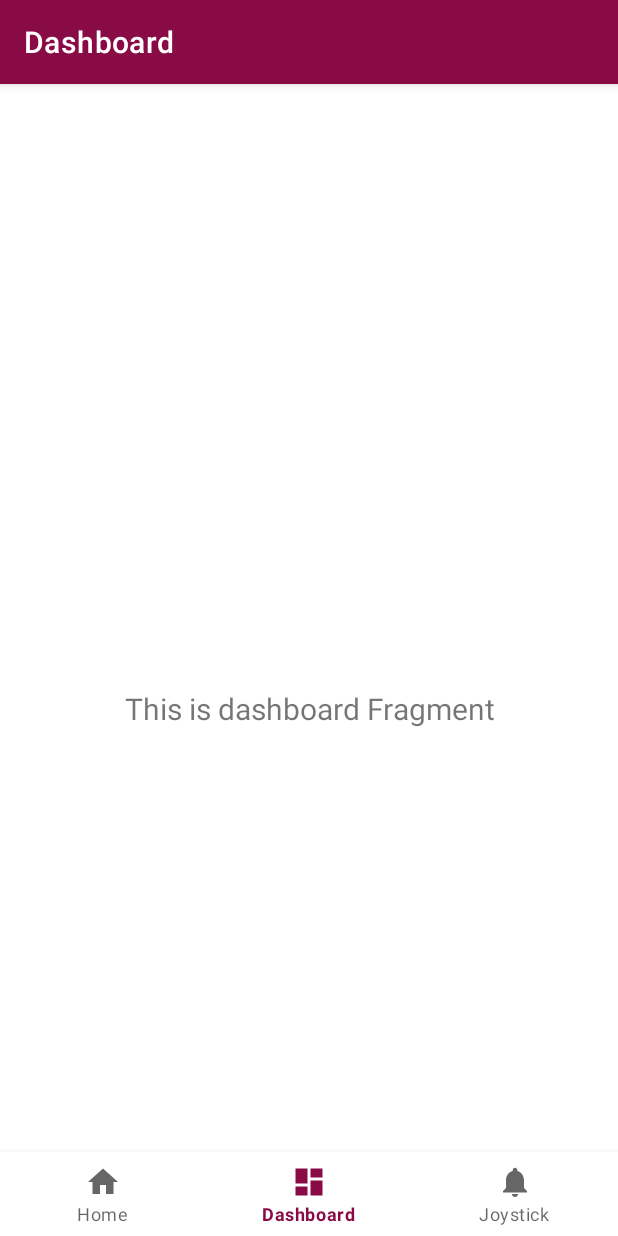
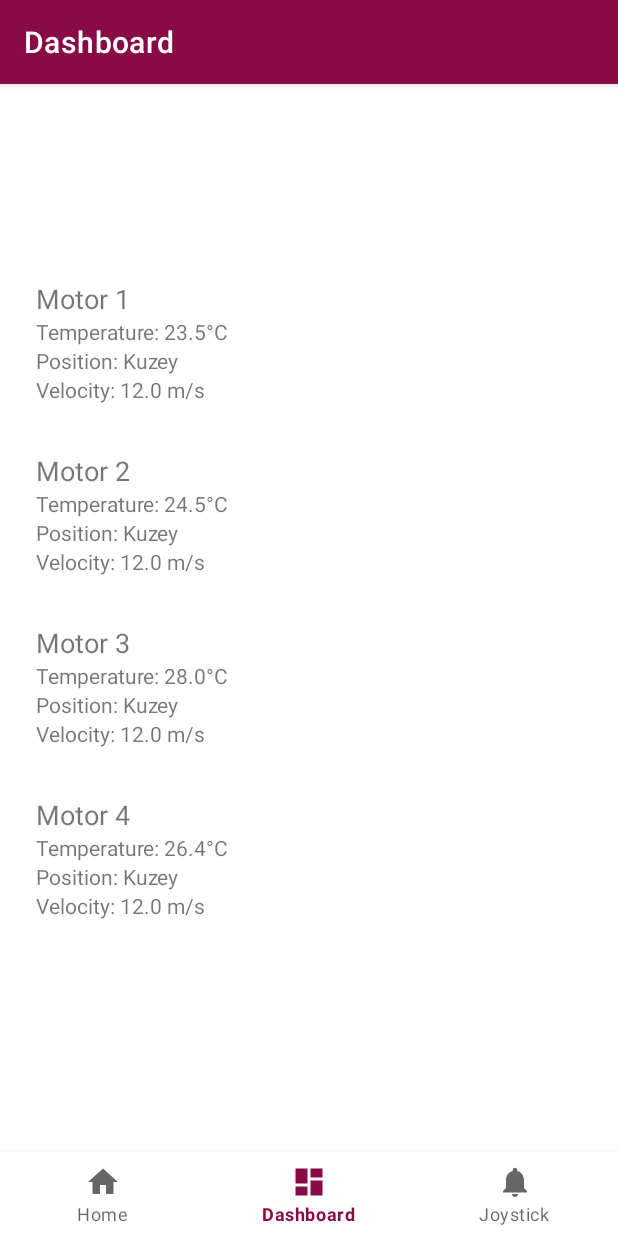
Before and after one commit to Orkun00/MyApplication4, an Android app: the DashboardFragment screen opened through its navigation route, on a phone screen of 412 x 824 dp. Run offline under Robolectric (Android 15) with nearby library versions, the phone set to English and light mode, and no system bars; our stand-ins replace navigation-ui.

Commit message:
mert korkmaz last push

```diff
--- /dev/null
+++ b/app/src/main/java/com/example/myapplication/adapter/ItemAdapter.kt
@@ -0,0 +1,44 @@
+package com.example.myapplication.adapter
+
+import android.view.LayoutInflater
+import android.view.View
+import android.view.ViewGroup
+import android.widget.TextView
+import androidx.recyclerview.widget.RecyclerView
+import com.example.myapplication.R
+import com.example.myapplication.model.Item
+
+class ItemAdapter(private val itemList: List<Item>, private val onClick: (Item) -> Unit) : RecyclerView.Adapter<ItemAdapter.ItemViewHolder>() {
+
+    // ViewHolder class to hold references to the item views
+    class ItemViewHolder(itemView: View) : RecyclerView.ViewHolder(itemView) {
+        val title: TextView = itemView.findViewById(R.id.itemTitle)
+        val temperature: TextView = itemView.findViewById(R.id.itemTemperature)
+        val position: TextView = itemView.findViewById(R.id.itemPosition)
+        val velocity: TextView = itemView.findViewById(R.id.itemVelocity)
+    }
+
+    // Create a new ViewHolder for each item
+    override fun onCreateViewHolder(parent: ViewGroup, viewType: Int): ItemViewHolder {
+        val view = LayoutInflater.from(parent.context)
+            .inflate(R.layout.item_layout, parent, false)
+        return ItemViewHolder(view)
+    }
+
+    // Bind data to the views in each item
+    override fun onBindViewHolder(holder: ItemViewHolder, position: Int) {
+        val currentItem = itemList[position]
+        holder.title.text = currentItem.title
+        holder.temperature.text = "Temperature: ${currentItem.temperature}°C"
+        holder.position.text = "Position: ${currentItem.position}"
+        holder.velocity.text = "Velocity: ${currentItem.velocity} m/s"
+
+        // Set up a click listener
+        holder.itemView.setOnClickListener {
+            onClick(currentItem)
+        }
+    }
+
+    // Return the total number of items
+    override fun getItemCount() = itemList.size
+}
--- /dev/null
+++ b/app/src/main/java/com/example/myapplication/model/Item.kt
@@ -0,0 +1,9 @@
+package com.example.myapplication.model
+
+data class Item(
+    val id: Int,
+    val title: String,
+    val temperature: Double,
+    val position: String,  // You can change this to Double if needed
+    val velocity: Double
+)
--- a/app/src/main/java/com/example/myapplication/ui/dashboard/DashboardFragment.kt
+++ b/app/src/main/java/com/example/myapplication/ui/dashboard/DashboardFragment.kt
@@ -4,36 +4,58 @@ import android.os.Bundle
 import android.view.LayoutInflater
 import android.view.View
 import android.view.ViewGroup
-import android.widget.TextView
+import android.widget.Toast
 import androidx.fragment.app.Fragment
 import androidx.lifecycle.ViewModelProvider
+import androidx.recyclerview.widget.LinearLayoutManager
+import com.example.myapplication.adapter.ItemAdapter
 import com.example.myapplication.databinding.FragmentDashboardBinding
 
 class DashboardFragment : Fragment() {
 
     private var _binding: FragmentDashboardBinding? = null
-
-    // This property is only valid between onCreateView and
-    // onDestroyView.
     private val binding get() = _binding!!
 
+    private lateinit var itemAdapter: ItemAdapter
+
     override fun onCreateView(
-        inflater: LayoutInflater,
-        container: ViewGroup?,
+        inflater: LayoutInflater, container: ViewGroup?,
         savedInstanceState: Bundle?
-    ): View {
+    ): View? {
         val dashboardViewModel =
             ViewModelProvider(this).get(DashboardViewModel::class.java)
 
         _binding = FragmentDashboardBinding.inflate(inflater, container, false)
         val root: View = binding.root
 
-        val textView: TextView = binding.textDashboard
-        dashboardViewModel.text.observe(viewLifecycleOwner) {
-            textView.text = it
+        // Set up RecyclerView
+        val recyclerView = binding.recyclerView
+        recyclerView.layoutManager = LinearLayoutManager(requireContext())
+//
+        // Initialize the Adapter
+        itemAdapter = ItemAdapter(emptyList()) { item ->
+            // Handle item click, for example, show a Toast or navigate to a detail screen
+            Toast.makeText(requireContext(), "Clicked on: ${item.title}", Toast.LENGTH_SHORT).show()
         }
+
+        // Set the Adapter to RecyclerView
+        recyclerView.adapter = itemAdapter
+
+        // Observe the LiveData from ViewModel and update the adapter's data
+        dashboardViewModel.itemList.observe(viewLifecycleOwner) { items ->
+            itemAdapter = ItemAdapter(items) { item ->
+                // Handle item click, for example, show a Toast or navigate to a detail screen
+//                Toast.makeText(requireContext(), "Clicked on: ${item.title}", Toast.LENGTH_SHORT).show()
+            }
+            recyclerView.adapter = itemAdapter
+        }
+
+        // Call the loadItems() method to load data
+        dashboardViewModel.loadItems()
+
         return root
     }
+
 
     override fun onDestroyView() {
         super.onDestroyView()
--- a/app/src/main/java/com/example/myapplication/ui/dashboard/DashboardViewModel.kt
+++ b/app/src/main/java/com/example/myapplication/ui/dashboard/DashboardViewModel.kt
@@ -3,11 +3,22 @@ package com.example.myapplication.ui.dashboard
 import androidx.lifecycle.LiveData
 import androidx.lifecycle.MutableLiveData
 import androidx.lifecycle.ViewModel
+import com.example.myapplication.model.Item
 
 class DashboardViewModel : ViewModel() {
 
-    private val _text = MutableLiveData<String>().apply {
-        value = "This is dashboard Fragment"
+    // LiveData to observe the list of items
+    private val _itemList = MutableLiveData<List<Item>>()
+    val itemList: LiveData<List<Item>> = _itemList
+
+    // Method to load items (for now, we'll use dummy data)
+    fun loadItems() {
+        val items = listOf(
+            Item(1, "Motor 1", 23.5, "Kuzey", 12.0),
+            Item(2, "Motor 2", 24.5, "Kuzey",12.0 ),
+            Item(3, "Motor 3", 28.0, "Kuzey", 12.0),
+            Item(4, "Motor 4", 26.4, "Kuzey", 12.0)
+        )
+        _itemList.value = items
     }
-    val text: LiveData<String> = _text
 }
--- a/app/src/main/res/layout/fragment_dashboard.xml
+++ b/app/src/main/res/layout/fragment_dashboard.xml
@@ -6,17 +6,18 @@
         android:layout_height="match_parent"
         tools:context=".ui.dashboard.DashboardFragment">
 
-    <TextView
-        android:id="@+id/text_dashboard"
-        android:layout_width="match_parent"
-        android:layout_height="wrap_content"
+    <!-- RecyclerView to display list of items -->
+    <androidx.recyclerview.widget.RecyclerView
+            android:id="@+id/recyclerView"
+            android:layout_width="380dp"
+            android:layout_height="653dp"
             android:layout_marginStart="8dp"
             android:layout_marginTop="8dp"
             android:layout_marginEnd="8dp"
-        android:textAlignment="center"
-        android:textSize="20sp"
             app:layout_constraintBottom_toBottomOf="parent"
             app:layout_constraintEnd_toEndOf="parent"
+            app:layout_constraintHorizontal_bias="0.0"
             app:layout_constraintStart_toStartOf="parent"
-        app:layout_constraintTop_toTopOf="parent" />
+            app:layout_constraintTop_toTopOf="parent"
+            app:layout_constraintVertical_bias="1.0" />
 </androidx.constraintlayout.widget.ConstraintLayout>
--- /dev/null
+++ b/app/src/main/res/layout/item_layout.xml
@@ -0,0 +1,54 @@
+<?xml version="1.0" encoding="utf-8"?>
+<androidx.constraintlayout.widget.ConstraintLayout xmlns:android="http://schemas.android.com/apk/res/android"
+        xmlns:app="http://schemas.android.com/apk/res-auto"
+        xmlns:tools="http://schemas.android.com/tools"
+        android:layout_width="match_parent"
+        android:layout_height="wrap_content"
+        android:padding="16dp"
+        tools:context=".adapter.ItemAdapter">
+
+    <!-- Title -->
+    <TextView
+            android:id="@+id/itemTitle"
+            android:layout_width="0dp"
+            android:layout_height="wrap_content"
+            android:text="Item Title"
+            android:textSize="18sp"
+            app:layout_constraintStart_toStartOf="parent"
+            app:layout_constraintTop_toTopOf="parent"
+            app:layout_constraintEnd_toEndOf="parent" />
+
+    <!-- Temperature -->
+    <TextView
+            android:id="@+id/itemTemperature"
+            android:layout_width="0dp"
+            android:layout_height="wrap_content"
+            android:text="Temperature"
+            android:textSize="14sp"
+            app:layout_constraintStart_toStartOf="parent"
+            app:layout_constraintTop_toBottomOf="@id/itemTitle"
+            app:layout_constraintEnd_toEndOf="parent" />
+
+    <!-- Position -->
+    <TextView
+            android:id="@+id/itemPosition"
+            android:layout_width="0dp"
+            android:layout_height="wrap_content"
+            android:text="Position"
+            android:textSize="14sp"
+            app:layout_constraintStart_toStartOf="parent"
+            app:layout_constraintTop_toBottomOf="@id/itemTemperature"
+            app:layout_constraintEnd_toEndOf="parent" />
+
+    <!-- Velocity -->
+    <TextView
+            android:id="@+id/itemVelocity"
+            android:layout_width="0dp"
+            android:layout_height="wrap_content"
+            android:text="Velocity"
+            android:textSize="14sp"
+            app:layout_constraintStart_toStartOf="parent"
+            app:layout_constraintTop_toBottomOf="@id/itemPosition"
+            app:layout_constraintEnd_toEndOf="parent" />
+
+</androidx.constraintlayout.widget.ConstraintLayout>
--- a/app/src/main/res/values/strings.xml
+++ b/app/src/main/res/values/strings.xml
@@ -4,5 +4,6 @@
     <string name="title_dashboard">Dashboard</string>
     <string name="title_notifications">Notifications</string>
     <string name="title_joystick">Joystick</string>
+    <string name="title_item_detail">Item Detail</string>
     <string name="no_video_data">No video data: Integration with a ROS2 image topic will be implemented.</string>
 </resources>
--- a/gradle/libs.versions.toml
+++ b/gradle/libs.versions.toml
@@ -1,5 +1,5 @@
 [versions]
-agp = "8.7.2"
+agp = "8.6.0"
 kotlin = "1.9.24"
 coreKtx = "1.15.0"
 junit = "4.13.2"
```
Also changed, not shown: app/src/main/java/com/example/myapplication/ui/dashboard/ItemDetailFragment.kt (added, +42 -0 lines), app/src/main/res/layout/fragment_item_detail.xml (added, +50 -0 lines). Lines whose indentation alone changed are shown as unchanged.
